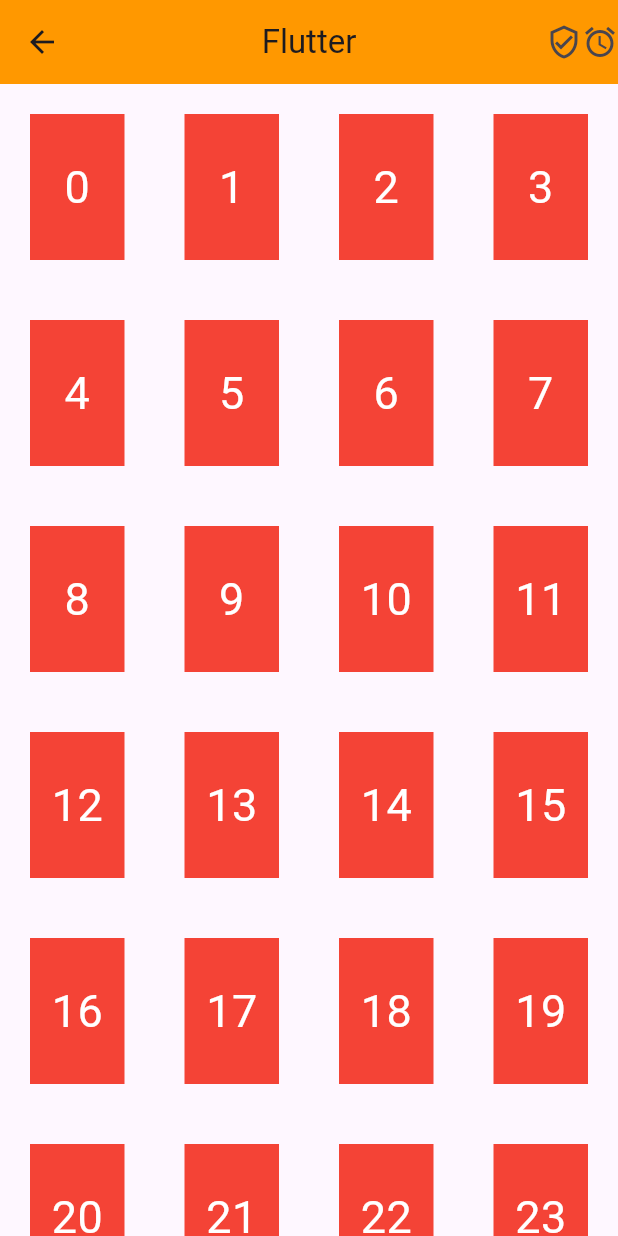
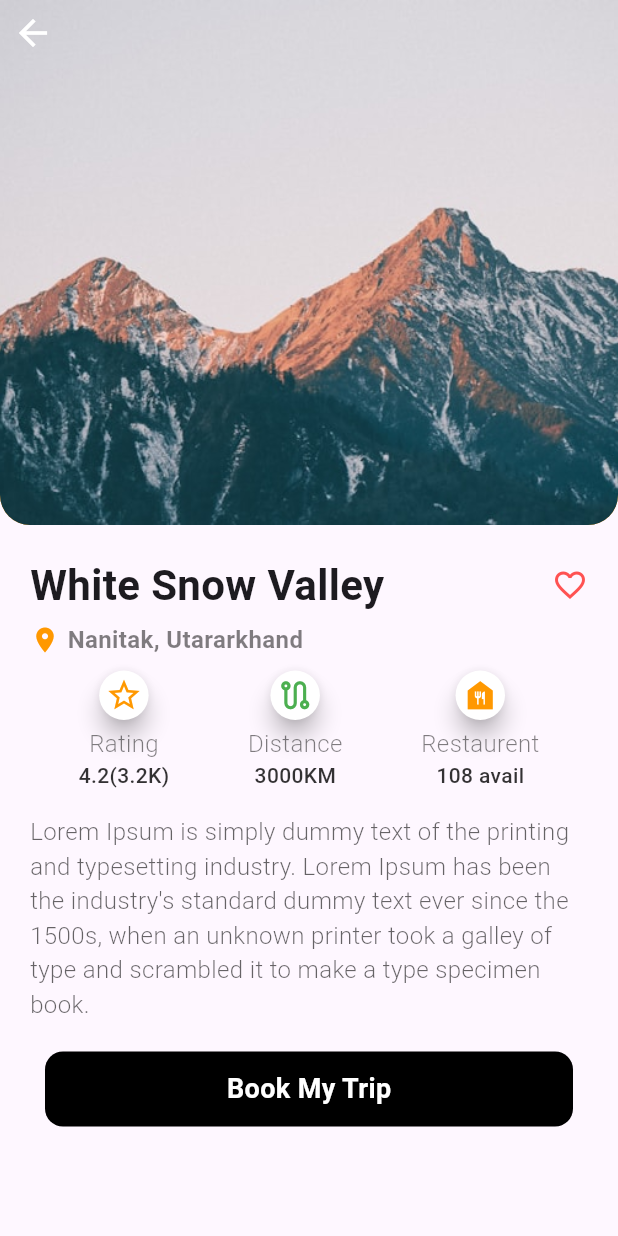
Before and after one commit to Muhammad-Bilal01/awesome_app_flutter, a Flutter app: the screen it shows after launch, on a phone screen of 412 x 824 dp. Run offline on Flutter 3.47's test engine with Material 3 defaults, Android fonts, the phone set to English and light mode, and no system bars.

Commit message:
add project 1 UI Design

```diff
--- a/lib/Screen1.dart
+++ b/lib/Screen1.dart
@@ -27,6 +27,8 @@ class _Screen1State extends State<Screen1> {
           crossAxisCount: 4,
           childAspectRatio: 3 / 4,
         ),
+
+
         itemBuilder: (BuildContext context, int index) {
           return Container(
             margin: const EdgeInsets.all(20),
--- a/lib/main.dart
+++ b/lib/main.dart
@@ -1,4 +1,5 @@
 import 'package:awesome_app/Screen1.dart';
+import 'package:awesome_app/project1/project1.dart';
 import 'package:flutter/material.dart';
 
 void main() {
@@ -11,12 +12,13 @@ class MyApp extends StatelessWidget {
   @override
   Widget build(BuildContext context) {
     return MaterialApp(
+      debugShowCheckedModeBanner: false,
       title: 'Flutter Demo',
       theme: ThemeData(
         colorScheme: ColorScheme.fromSeed(seedColor: Colors.deepPurple),
         useMaterial3: true,
       ),
-      home: Screen1(),
+      home: Project1(),
     );
   }
 }
--- /dev/null
+++ b/lib/project1/project1.dart
@@ -0,0 +1,216 @@
+import 'package:flutter/cupertino.dart';
+import 'package:flutter/material.dart';
+import 'package:flutter/widgets.dart';
+
+class Project1 extends StatelessWidget {
+  const Project1({super.key});
+
+  @override
+  Widget build(BuildContext context) {
+    return Scaffold(
+      body: ListView(
+        children: [
+          Container(
+            height: 350,
+            width: double.infinity,
+            decoration: const BoxDecoration(
+              color: Colors.orange,
+              borderRadius: BorderRadius.only(
+                bottomLeft: Radius.circular(20),
+                bottomRight: Radius.circular(20),
+              ),
+              image: DecorationImage(
+                  image: AssetImage("images/mountain.jpg"), fit: BoxFit.cover),
+            ),
+            alignment: Alignment.topLeft,
+            child: const Padding(
+              padding: EdgeInsets.all(8.0),
+              child: Icon(Icons.arrow_back, size: 28, color: Colors.white),
+            ),
+          ),
+          const SizedBox(height: 20),
+          const Padding(
+            padding: EdgeInsets.symmetric(horizontal: 20.0),
+            child: Row(
+              mainAxisAlignment: MainAxisAlignment.spaceBetween,
+              children: [
+                Text(
+                  "White Snow Valley",
+                  style: TextStyle(fontSize: 28, fontWeight: FontWeight.bold),
+                ),
+                Icon(
+                  Icons.favorite_border,
+                  size: 24,
+                  color: Colors.redAccent,
+                ),
+              ],
+            ),
+          ),
+          const SizedBox(height: 5),
+          Padding(
+            padding: const EdgeInsets.symmetric(horizontal: 20),
+            child: Row(
+              children: [
+                const Icon(
+                  Icons.location_on,
+                  color: Colors.orange,
+                  size: 20,
+                ),
+                const SizedBox(width: 5),
+                Text(
+                  "Nanitak, Utararkhand",
+                  style: TextStyle(
+                      fontSize: 16,
+                      fontWeight: FontWeight.bold,
+                      color: Colors.black.withOpacity(0.5)),
+                )
+              ],
+            ),
+          ),
+          const SizedBox(height: 5),
+          Row(
+            mainAxisAlignment: MainAxisAlignment.spaceEvenly,
+            children: [
+              Column(
+                children: [
+                  Card(
+                    color: Colors.white,
+                    shape: RoundedRectangleBorder(
+                        borderRadius: BorderRadius.circular(40)),
+                    elevation: 6,
+                    child: const Padding(
+                      padding: EdgeInsets.all(4.0),
+                      child: Icon(
+                        Icons.star_border,
+                        color: Colors.orange,
+                        size: 25,
+                      ),
+                    ),
+                  ),
+                  Text(
+                    "Rating",
+                    style: TextStyle(
+                      fontSize: 16,
+                      fontWeight: FontWeight.w300,
+                      color: Colors.black.withOpacity(0.5),
+                    ),
+                  ),
+                  Text(
+                    "4.2(3.2K)",
+                    style: TextStyle(
+                      fontSize: 14,
+                      fontWeight: FontWeight.w500,
+                      color: Colors.black.withOpacity(0.8),
+                    ),
+                  ),
+                ],
+              ),
+              Column(
+                children: [
+                  Card(
+                    color: Colors.white,
+                    shape: RoundedRectangleBorder(
+                        borderRadius: BorderRadius.circular(40)),
+                    elevation: 6,
+                    child: const Padding(
+                      padding: EdgeInsets.all(4.0),
+                      child: Icon(
+                        Icons.route_outlined,
+                        color: Colors.green,
+                        size: 25,
+                      ),
+                    ),
+                  ),
+                  Text(
+                    "Distance",
+                    style: TextStyle(
+                      fontSize: 16,
+                      fontWeight: FontWeight.w300,
+                      color: Colors.black.withOpacity(0.5),
+                    ),
+                  ),
+                  Text(
+                    "3000KM",
+                    style: TextStyle(
+                      fontSize: 14,
+                      fontWeight: FontWeight.w500,
+                      color: Colors.black.withOpacity(0.8),
+                    ),
+                  ),
+                ],
+              ),
+              Column(
+                children: [
+                  Card(
+                    color: Colors.white,
+                    shape: RoundedRectangleBorder(
+                        borderRadius: BorderRadius.circular(40)),
+                    elevation: 6,
+                    child: const Padding(
+                      padding: EdgeInsets.all(4.0),
+                      child: Icon(
+                        Icons.food_bank,
+                        color: Colors.orange,
+                        size: 25,
+                      ),
+                    ),
+                  ),
+                  Text(
+                    "Restaurent",
+                    style: TextStyle(
+                      fontSize: 16,
+                      fontWeight: FontWeight.w300,
+                      color: Colors.black.withOpacity(0.5),
+                    ),
+                  ),
+                  Text(
+                    "108 avail",
+                    style: TextStyle(
+                      fontSize: 14,
+                      fontWeight: FontWeight.w500,
+                      color: Colors.black.withOpacity(0.8),
+                    ),
+                  ),
+                ],
+              )
+            ],
+          ),
+          const SizedBox(height: 16),
+          Padding(
+            padding: const EdgeInsets.symmetric(horizontal: 20.0),
+            child: Text(
+              "Lorem Ipsum is simply dummy text of the printing and typesetting industry. Lorem Ipsum has been the industry's standard dummy text ever since the 1500s, when an unknown printer took a galley of type and scrambled it to make a type specimen book.",
+              style: TextStyle(
+                fontSize: 16,
+                fontWeight: FontWeight.w300,
+                color: Colors.black.withOpacity(0.6),
+              ),
+            ),
+          ),
+          const SizedBox(height: 20),
+          Padding(
+            padding: const EdgeInsets.symmetric(horizontal: 30.0),
+            child: Container(
+              height: 50,
+              decoration: BoxDecoration(
+                color: Colors.black,
+                borderRadius: BorderRadius.circular(12),
+              ),
+              child: const Center(
+                child: Text(
+                  "Book My Trip",
+                  style: TextStyle(
+                    color: Colors.white,
+                    fontWeight: FontWeight.w600,
+                    fontSize: 18,
+                  ),
+                ),
+              ),
+            ),
+          ),
+          const SizedBox(height: 10)
+        ],
+      ),
+    );
+  }
+}
```
Also changed, not shown: pubspec.yaml (+4 -6 lines), images/mountain.jpg (added).
